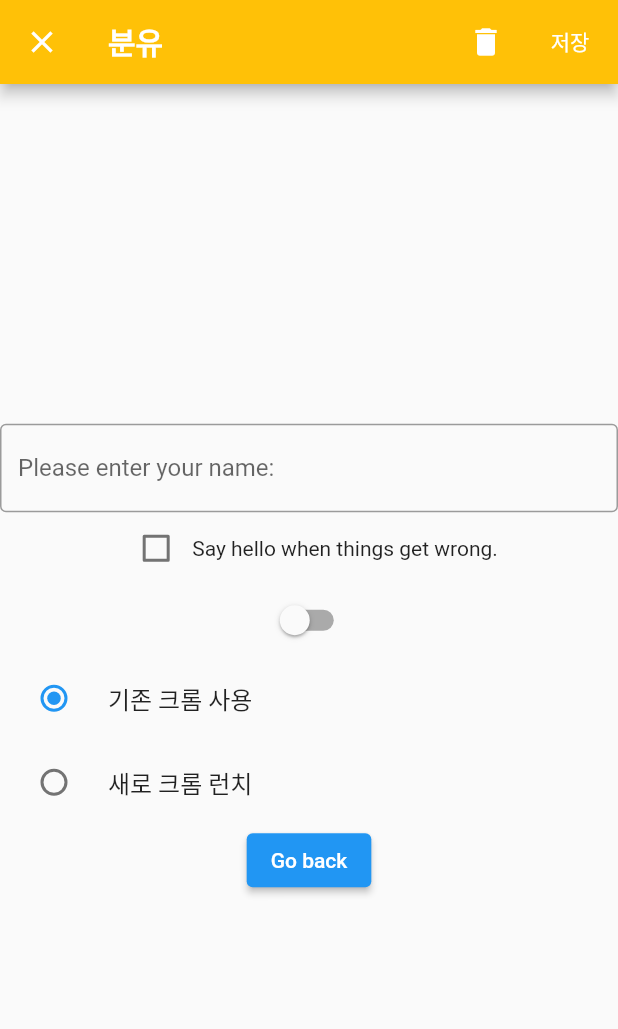
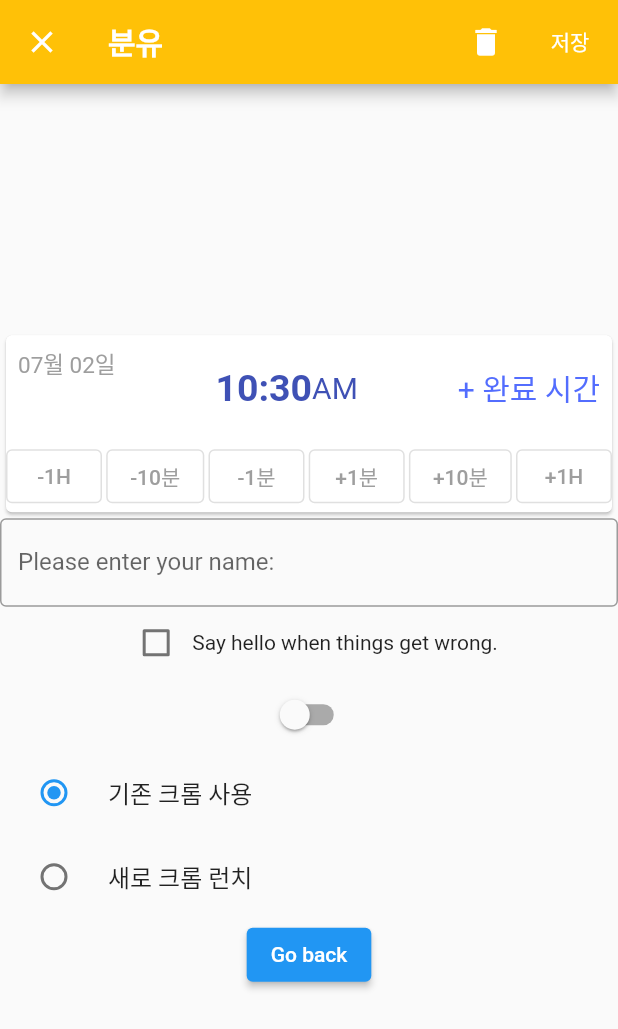
Before and after one commit to williechoi/simpleflutterapp, a Flutter app: the SecondPage screen opened by its route, on a phone screen of 412 x 824 dp. Shown: the top 1029 px of the screen. Run offline on Flutter 3.47's test engine with Material 2 defaults, Android fonts, the phone set to English and light mode, and no system bars.

Commit message:
clone coding: babytime

```diff
--- a/lib/secondpage.dart
+++ b/lib/secondpage.dart
@@ -1,4 +1,5 @@
 import 'package:flutter/material.dart';
+import 'package:intl/intl.dart';
 
 enum ChromeMode { attach, launch }
 
@@ -16,6 +17,8 @@ class _SecondPageState extends State<SecondPage> {
 
   @override
   Widget build(BuildContext context) {
+    DateTime now = DateTime.now();
+
     return Scaffold(
       appBar: AppBar(
         title: const Text(
@@ -54,6 +57,121 @@ class _SecondPageState extends State<SecondPage> {
         mainAxisAlignment: MainAxisAlignment.center,
         crossAxisAlignment: CrossAxisAlignment.center,
         children: <Widget>[
+          Card(
+            child: Column(
+              children: [
+                Row(
+                  mainAxisSize: MainAxisSize.max,
+                  mainAxisAlignment: MainAxisAlignment.spaceBetween,
+                  crossAxisAlignment: CrossAxisAlignment.center,
+                  children: <Widget>[
+                    Padding(
+                      padding: const EdgeInsets.only(left: 8.0, top: 8.0, bottom: 40.0),
+                      child: Align(
+                        alignment: Alignment.topLeft,
+                        child: Text(
+                          DateFormat('MM월 dd일').format(now),
+                          style: const TextStyle(
+                            color: Colors.grey,
+                            fontSize: 15.0,
+                          ),
+                        ),
+                      ),
+                    ),
+                    Padding(
+                      padding: const EdgeInsets.all(20.0),
+                      child: Align(
+                        alignment: Alignment.center,
+                        child: Row(
+                          mainAxisAlignment: MainAxisAlignment.center,
+                          crossAxisAlignment: CrossAxisAlignment.center,
+                          children: [
+                            Text(
+                              DateFormat('HH:mm').format(now),
+                              style: const TextStyle(
+                                color: Colors.indigo,
+                                fontSize: 25.0,
+                                fontWeight: FontWeight.w700,
+                              ),
+                            ),
+                            Text(
+                              DateFormat('a').format(now),
+                              style: const TextStyle(
+                                color: Colors.indigo,
+                                fontSize: 20.0,
+                              ),
+                            ),
+                          ],
+                        ),
+                      ),
+                    ),
+                    const Padding(
+                      padding: EdgeInsets.only(right: 8.0, top: 20.0, bottom: 20.0),
+                      child: Align(
+                        alignment: Alignment.bottomRight,
+                        child: Text(
+                          "+ 완료 시간",
+                          style: TextStyle(
+                            color: Colors.indigoAccent,
+                            fontSize: 20.0,
+                          ),
+                        ),
+                      ),
+                    )
+                  ],
+                ),
+                Row(
+                  mainAxisSize: MainAxisSize.max,
+                  mainAxisAlignment: MainAxisAlignment.spaceBetween,
+                  crossAxisAlignment: CrossAxisAlignment.center,
+                  children: [
+                    OutlinedButton(
+                      style: OutlinedButton.styleFrom(
+                          primary: Colors.grey
+                      ),
+                      onPressed: (){},
+                      child: const Text("-1H"),
+                    ),
+                    OutlinedButton(
+                      style: OutlinedButton.styleFrom(
+                          primary: Colors.grey
+                      ),
+                      onPressed: (){},
+                      child: const Text("-10분"),
+                    ),
+                    OutlinedButton(
+                      style: OutlinedButton.styleFrom(
+                          primary: Colors.grey
+                      ),
+                      child: const Text("-1분"),
+                      onPressed: (){},
+                    ),
+                    OutlinedButton(
+                      style: OutlinedButton.styleFrom(
+                          primary: Colors.grey
+                      ),
+                      child: const Text("+1분"),
+                      onPressed: (){},
+                    ),
+                    OutlinedButton(
+                      style: OutlinedButton.styleFrom(
+                          primary: Colors.grey
+                      ),
+                      child: const Text("+10분"),
+                      onPressed: (){},
+                    ),
+                    OutlinedButton(
+                      style: OutlinedButton.styleFrom(
+                          primary: Colors.grey
+                      ),
+                      child: const Text("+1H"),
+                      onPressed: (){},
+                    ),
+                  ],
+                )
+              ],
+            ),
+          ),
           const TextField(
             decoration: InputDecoration(
                 border: OutlineInputBorder(),
--- a/pubspec.yaml
+++ b/pubspec.yaml
@@ -36,6 +36,7 @@ dependencies:
   cupertino_icons: ^1.0.2
   table_calendar: ^3.0.6
   english_words: ^4.0.0
+  intl: ^0.17.0
 
 dev_dependencies:
   flutter_test:
```
